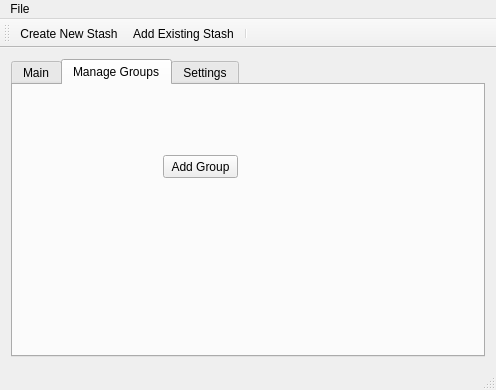
The window that mainwindow.ui (cdaragorn/Torchlight2StashManager) describes before a commit, drawn with Qt 5.
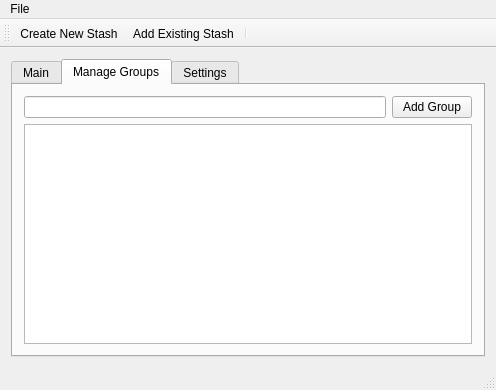
The same window after the commit. The open tabs and pages were chosen to show the change. Icons and pictures are not drawn. Custom widgets are drawn as their Qt base class.

```diff
--- a/mainwindow.ui
+++ b/mainwindow.ui
@@ -142,19 +142,21 @@
        <attribute name="title">
         <string>Manage Groups</string>
        </attribute>
-       <widget class="QPushButton" name="AddGroupButton">
-        <property name="geometry">
-         <rect>
-          <x>150</x>
-          <y>70</y>
-          <width>75</width>
-          <height>23</height>
-         </rect>
-        </property>
-        <property name="text">
-         <string>Add Group</string>
-        </property>
-       </widget>
+       <layout class="QGridLayout" name="gridLayout_4">
+        <item row="0" column="1">
+         <widget class="QPushButton" name="AddGroupButton">
+          <property name="text">
+           <string>Add Group</string>
+          </property>
+         </widget>
+        </item>
+        <item row="0" column="0">
+         <widget class="QLineEdit" name="lineEdit"/>
+        </item>
+        <item row="1" column="0" colspan="2">
+         <widget class="QTreeView" name="treeView"/>
+        </item>
+       </layout>
       </widget>
       <widget class="SettingsTabPage" name="SettingsTab">
        <attribute name="title">
@@ -317,6 +319,12 @@
    <extends>QListWidget</extends>
    <header>infinitestashitemslistwidget.h</header>
   </customwidget>
+  <customwidget>
+   <class>ManageGroupsTabPage</class>
+   <extends>QWidget</extends>
+   <header>managegroupstabpage.h</header>
+   <container>1</container>
+  </customwidget>
  </customwidgets>
  <resources>
   <include location="images.qrc"/>
```
Left out of the diff: 34 changed lines with no effect on the pictures.
